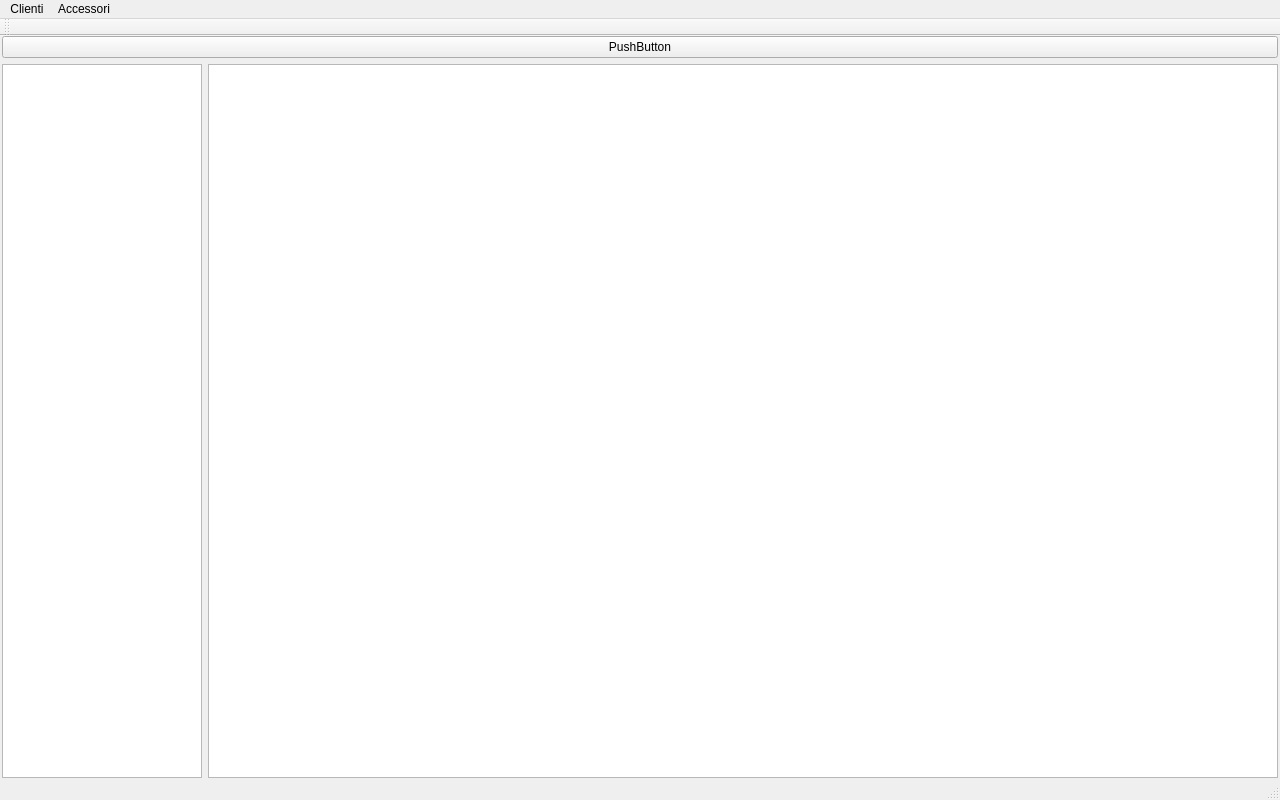
The window that funeraria.ui (LuigiCaradonna/funeraria) describes before a commit, drawn with Qt 5.
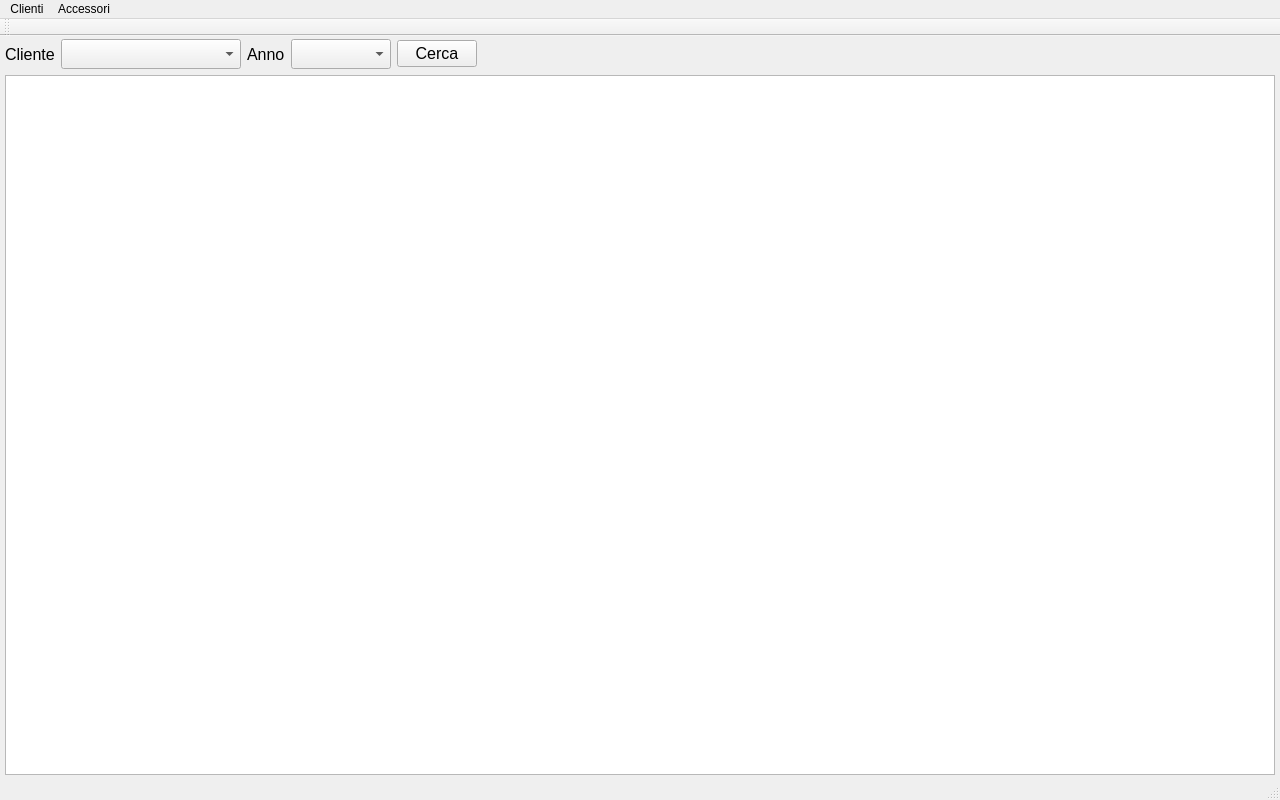
The same window after the commit.

Commit message: Adding search form

```diff
--- a/funeraria.ui
+++ b/funeraria.ui
@@ -32,29 +32,136 @@
       <property name="spacing">
        <number>6</number>
       </property>
+      <property name="leftMargin">
+       <number>3</number>
+      </property>
+      <property name="topMargin">
+       <number>3</number>
+      </property>
+      <property name="rightMargin">
+       <number>3</number>
+      </property>
+      <property name="bottomMargin">
+       <number>3</number>
+      </property>
       <item>
        <layout class="QHBoxLayout" name="topHContainer">
         <item>
-         <widget class="QPushButton" name="pushButton">
+         <widget class="QLabel" name="lblClient">
+          <property name="minimumSize">
+           <size>
+            <width>0</width>
+            <height>30</height>
+           </size>
+          </property>
+          <property name="maximumSize">
+           <size>
+            <width>60</width>
+            <height>16777215</height>
+           </size>
+          </property>
+          <property name="font">
+           <font>
+            <pointsize>12</pointsize>
+           </font>
+          </property>
           <property name="text">
-           <string>PushButton</string>
+           <string>Cliente</string>
           </property>
          </widget>
         </item>
+        <item>
+         <widget class="QComboBox" name="cbClient">
+          <property name="minimumSize">
+           <size>
+            <width>180</width>
+            <height>30</height>
+           </size>
+          </property>
+          <property name="maximumSize">
+           <size>
+            <width>180</width>
+            <height>16777215</height>
+           </size>
+          </property>
+          <property name="font">
+           <font>
+            <pointsize>12</pointsize>
+           </font>
+          </property>
+         </widget>
+        </item>
+        <item>
+         <widget class="QLabel" name="lblYear">
+          <property name="minimumSize">
+           <size>
+            <width>0</width>
+            <height>30</height>
+           </size>
+          </property>
+          <property name="font">
+           <font>
+            <pointsize>12</pointsize>
+           </font>
+          </property>
+          <property name="text">
+           <string>Anno</string>
+          </property>
+          <property name="margin">
+           <number>0</number>
+          </property>
+         </widget>
+        </item>
+        <item>
+         <widget class="QComboBox" name="cbYear">
+          <property name="minimumSize">
+           <size>
+            <width>100</width>
+            <height>30</height>
+           </size>
+          </property>
+          <property name="maximumSize">
+           <size>
+            <width>100</width>
+            <height>16777215</height>
+           </size>
+          </property>
+          <property name="font">
+           <font>
+            <pointsize>12</pointsize>
+           </font>
+          </property>
+         </widget>
+        </item>
+        <item>
+         <widget class="QPushButton" name="btnSearch">
+          <property name="font">
+           <font>
+            <pointsize>12</pointsize>
+           </font>
+          </property>
+          <property name="text">
+           <string>Cerca</string>
+          </property>
+         </widget>
+        </item>
+        <item>
+         <spacer name="horizontalSpacer">
+          <property name="orientation">
+           <enum>Qt::Horizontal</enum>
+          </property>
+          <property name="sizeHint" stdset="0">
+           <size>
+            <width>40</width>
+            <height>20</height>
+           </size>
+          </property>
+         </spacer>
+        </item>
        </layout>
       </item>
       <item>
        <layout class="QHBoxLayout" name="mainHContainer">
-        <item>
-         <widget class="QListWidget" name="clientListView">
-          <property name="maximumSize">
-           <size>
-            <width>200</width>
-            <height>16777215</height>
-           </size>
-          </property>
-         </widget>
-        </item>
         <item>
          <widget class="QTableWidget" name="tableView"/>
         </item>
```
The commit also changes 7 other files.
